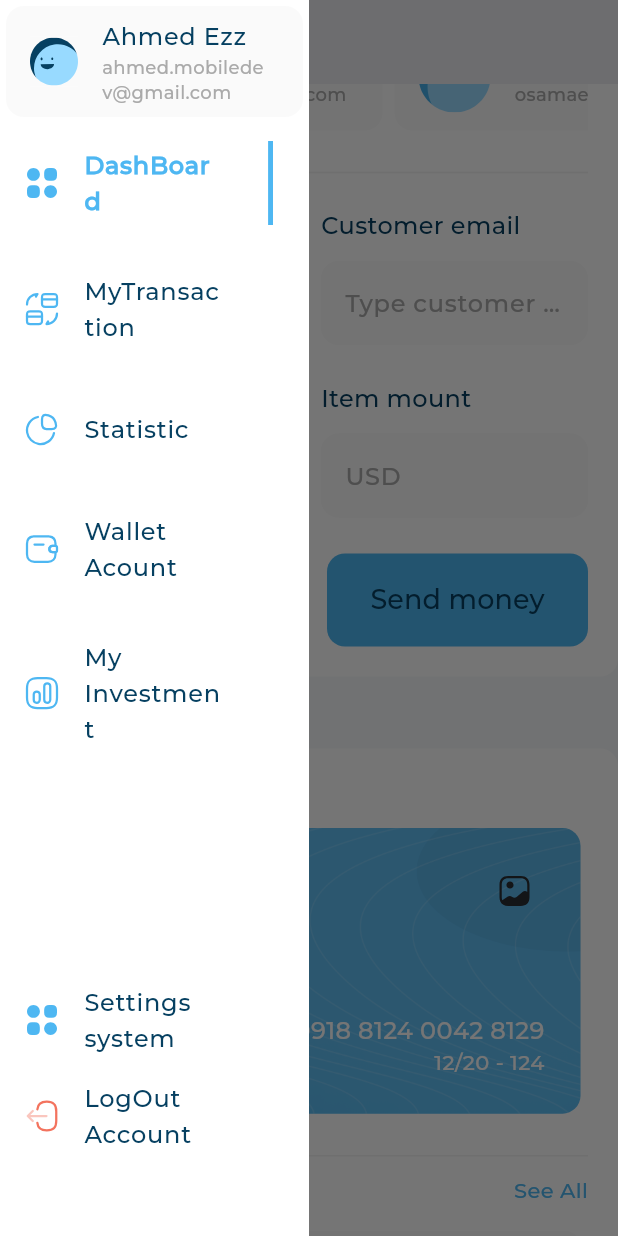
After one commit to AhmedEzz32/my_money_mate, a Flutter app: the screen it shows after launch, scrolled down 576 dp, after a tap on the "menu" icon, on a phone screen of 412 x 824 dp. The commit adds this screen. Run offline on Flutter 3.47's test engine with Material 3 defaults, Android fonts, the light colour scheme and no system bars; drawn by our look-alikes of expandable_page_view; our stand-ins replace fl_chart, flutter_svg; project files that could hold a hidden picture were left out.

Commit message:
add mobile and tablet  layout and finish the adaptive screens

```diff
--- a/lib/views/adaptive_layout_widget.dart
+++ b/lib/views/adaptive_layout_widget.dart
@@ -12,7 +12,7 @@ class AdaptiveLayout extends StatelessWidget {
   @override
   Widget build(BuildContext context) {
     return LayoutBuilder(builder: (context, constraints) {
-      if (constraints.maxWidth < 600) {
+      if (constraints.maxWidth < 800) {
         return mobileLayout(context);
       } else if (constraints.maxWidth < 1200) {
         return tabletLayout(context);
--- /dev/null
+++ b/lib/views/dashboard_mobile_layout.dart
@@ -0,0 +1,24 @@
+import 'package:flutter/widgets.dart';
+import 'package:responsive_adaptive_app/widgets/middle_screen/middle_screen_page.dart';
+import '../widgets/right_screen/right_screen_page.dart';
+
+class DashboardMobileLayout extends StatelessWidget {
+  const DashboardMobileLayout({
+    super.key,
+  });
+
+  @override
+  Widget build(BuildContext context) {
+    return const SingleChildScrollView(
+      child: Column(
+        children: [
+          MiddleScreenPage(verticalPadding: 0,),
+          SizedBox(
+            height: 24,
+          ),
+          RightScreenPage(),
+        ],
+      ),
+    );
+  }
+}
--- a/lib/views/dashboard_view.dart
+++ b/lib/views/dashboard_view.dart
@@ -1,17 +1,40 @@
 import 'package:flutter/material.dart';
 import 'package:responsive_adaptive_app/views/dashboard_desktop_layout.dart';
+import 'package:responsive_adaptive_app/views/dashboard_tablet_layout.dart';
+import 'package:responsive_adaptive_app/widgets/drawer/custom_drawer.dart';
 import 'adaptive_layout_widget.dart';
+import 'dashboard_mobile_layout.dart';
 
-class DashBoardView extends StatelessWidget {
+class DashBoardView extends StatefulWidget {
   const DashBoardView({super.key});
 
   @override
+  State<DashBoardView> createState() => _DashBoardViewState();
+}
+
+class _DashBoardViewState extends State<DashBoardView> {
+  GlobalKey<ScaffoldState> scaffoldKey = GlobalKey();
+  @override
   Widget build(BuildContext context) {
     return Scaffold(
+      key: scaffoldKey,
+      appBar: MediaQuery.of(context).size.width < 800
+            ? AppBar(
+              elevation: 0,
+              backgroundColor: const Color(0xffFAFAFA),
+              leading: IconButton(
+                onPressed: () => scaffoldKey.currentState!.openDrawer(),
+                icon: const Icon(
+                  Icons.menu,
+                ),
+              ),
+            )
+            : null,
+      drawer: MediaQuery.of(context).size.width < 800 ? const CustomDrawer() : null,
       backgroundColor: const Color(0xffF7F9FA),
       body: AdaptiveLayout(
-        mobileLayout: (BuildContext context) => const SizedBox(),
-        tabletLayout: (BuildContext context) => const SizedBox(),
+        mobileLayout: (BuildContext context) => const DashboardMobileLayout(),
+        tabletLayout: (BuildContext context) => const DashboardTabletLayout(),
         desktopLayout: (BuildContext context) => const DashBoardDesktopLayout(),
       ),
     );
--- a/lib/widgets/drawer/custom_drawer.dart
+++ b/lib/widgets/drawer/custom_drawer.dart
@@ -12,6 +12,7 @@ class CustomDrawer extends StatelessWidget {
   @override
   Widget build(BuildContext context) {
     return Container(
+      width: MediaQuery.sizeOf(context).width * 0.5,
       color: Colors.white,
       child: const CustomScrollView(
         slivers: [
--- a/lib/widgets/middle_screen/middle_screen_page.dart
+++ b/lib/widgets/middle_screen/middle_screen_page.dart
@@ -3,22 +3,22 @@ import 'all_expenses/all_expenses.dart';
 import 'quick_invoice/transaction/quick_invoice.dart';
 
 class MiddleScreenPage extends StatelessWidget {
+  final double? verticalPadding;
   const MiddleScreenPage({
     super.key,
+    this.verticalPadding,
   });
 
   @override
   Widget build(BuildContext context) {
-    return const SingleChildScrollView(
-      child: Padding(
-        padding: EdgeInsets.symmetric(vertical: 24),
-        child: Column(
-          children: [
-            AllExpenses(),
-            SizedBox(height: 24,),
-            QuickInvoice(),
-          ],
-        ),
+    return  Padding(
+      padding: EdgeInsets.symmetric(vertical: verticalPadding ?? 24),
+      child: const Column(
+        children: [
+          AllExpenses(),
+          SizedBox(height: 24,),
+          QuickInvoice(),
+        ],
       ),
     );
   }
--- a/lib/widgets/right_screen/income_section/income_details.dart
+++ b/lib/widgets/right_screen/income_section/income_details.dart
@@ -30,15 +30,24 @@ class IncomeDetails extends StatelessWidget {
 
   @override
   Widget build(BuildContext context) {
-    return ListView.builder(
-      padding: EdgeInsets.zero,
-      shrinkWrap: true,
-      itemCount: itemDetails.length,
-      itemBuilder: (BuildContext context, int index) {
-        return ItemDetails(
+
+    return Column(
+      children: List.generate(
+        itemDetails.length,
+        (index) => ItemDetails(
           itemDetailsModel: itemDetails[index],
-        );
-      },
+        ),
+      ),
     );
+    // return ListView.builder(
+    //   padding: EdgeInsets.zero,
+    //   shrinkWrap: true,
+    //   itemCount: itemDetails.length,
+    //   itemBuilder: (BuildContext context, int index) {
+    //     return ItemDetails(
+    //       itemDetailsModel: itemDetails[index],
+    //     );
+    //   },
+    // );
   }
 }
--- a/lib/widgets/right_screen/income_section/income_section.dart
+++ b/lib/widgets/right_screen/income_section/income_section.dart
@@ -13,7 +13,9 @@ class IncomeSection extends StatelessWidget {
       child: Column(
         children: [
           IncomeSectionHeader(),
-          IncomeChart(),
+          SizedBox(
+            width: 250,
+            child: IncomeChart()),
           IncomeDetails(),
         ],
       ),
--- a/lib/widgets/right_screen/right_screen_page.dart
+++ b/lib/widgets/right_screen/right_screen_page.dart
@@ -7,8 +7,7 @@ class RightScreenPage extends StatelessWidget {
 
   @override
   Widget build(BuildContext context) {
-    return const SingleChildScrollView(
-      child: Padding(
+    return const Padding(
       padding: EdgeInsets.symmetric(vertical: 24),
       child: Column(
         children: [
@@ -19,7 +18,6 @@ class RightScreenPage extends StatelessWidget {
           IncomeSection(),
         ],
       ),
-      ),
     );
   }
 }
--- a/lib/widgets/right_screen/transaction_history/transaction_history_list_view.dart
+++ b/lib/widgets/right_screen/transaction_history/transaction_history_list_view.dart
@@ -28,12 +28,19 @@ class TransactionHistoryListView extends StatelessWidget {
 
   @override
   Widget build(BuildContext context) {
-    return ListView.builder(
-      shrinkWrap: true,
-      itemBuilder: (context, index) {
-        return TransactionItem(transactionModel: items[index]);
-      },
-      itemCount: items.length
+    return Column(
+      children: List.generate(
+        items.length,
+        (index) => TransactionItem(transactionModel: items[index]),
+      ),
     );
+
+    // return ListView.builder(
+    //   shrinkWrap: true,
+    //   itemBuilder: (context, index) {
+    //     return TransactionItem(transactionModel: items[index]);
+    //   },
+    //   itemCount: items.length
+    // );
   }
 }
```
Also changed, not shown: lib/views/dashboard_desktop_layout.dart (+13 -0 lines), lib/views/dashboard_tablet_layout.dart (added, +28 -0 lines). Lines whose indentation alone changed are shown as unchanged.
